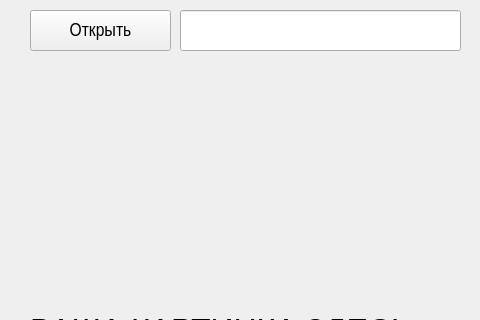
First picture: the form in yandex.ui, repository evilrise7/pyqtproject, before the edit; both pictures show x 0 to 480 and y 0 to 320 of the 1280 by 720 pixel window.
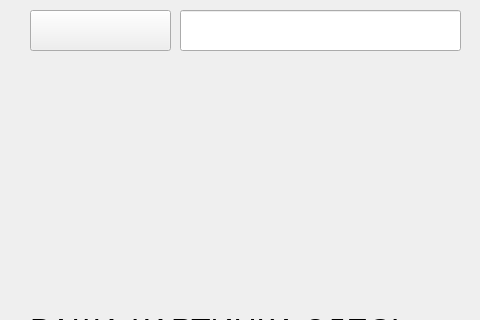
Second picture: the form after the edit. Icons and pictures are not drawn.

What changed in the file:
```diff
--- a/yandex.ui
+++ b/yandex.ui
@@ -128,8 +128,11 @@
       <pointsize>14</pointsize>
      </font>
     </property>
+    <property name="styleSheet">
+     <string notr="true">border-image: url(./OPENBUT.png);</string>
+    </property>
     <property name="text">
-     <string>Открыть</string>
+     <string/>
     </property>
    </widget>
    <widget class="QPushButton" name="savebut">
```
